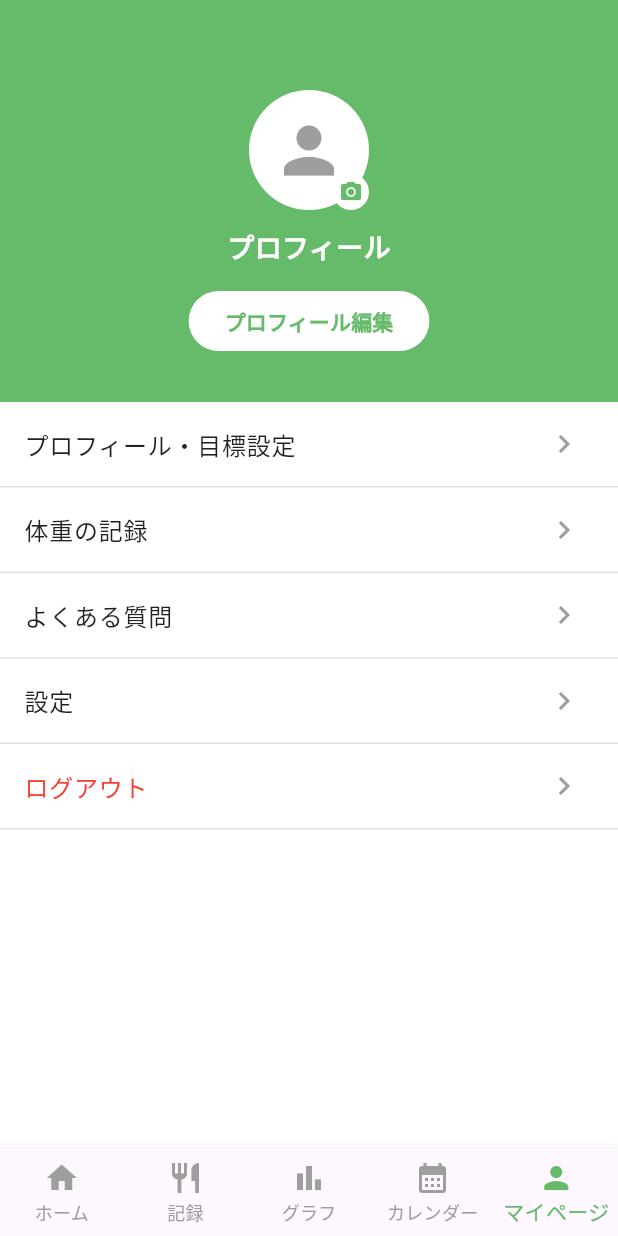
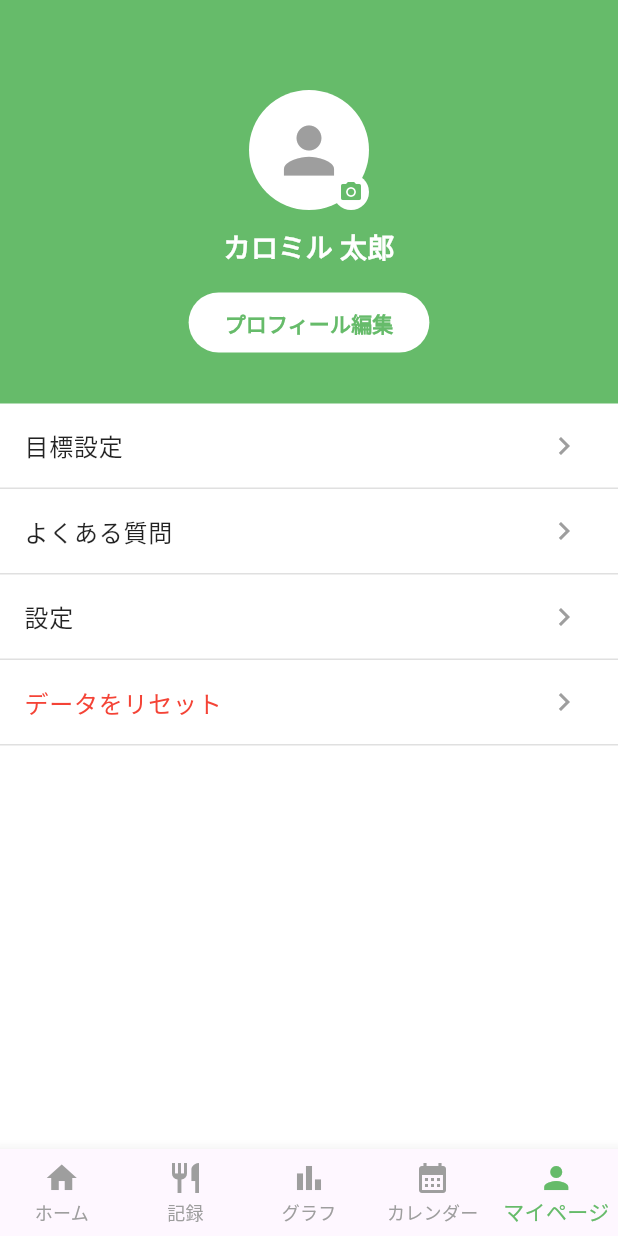
Before and after one commit to otya-0824/1600man, a Flutter app: the screen it shows after launch, item 5 of the bottom bar chosen, on a phone screen of 412 x 824 dp. Run offline on Flutter 3.47's test engine with Material 3 defaults, Android fonts, the phone set to English and light mode, and no system bars; our stand-ins replace cloud_firestore, firebase_auth, firebase_core, shared_preferences; accounts and stored records are empty; network calls fail.

Commit message:
Add files via upload

```diff
--- a/lib/mypage.dart
+++ b/lib/mypage.dart
@@ -1,56 +1,23 @@
 import 'package:flutter/material.dart';
+import 'package:shared_preferences/shared_preferences.dart'; // 保存データの削除に使用
+import 'profile.dart'; // プロフィールページをインポート
+import 'home.dart';
 import 'meal.dart';
 import 'gurahu.dart';
 import 'calendar.dart';
-import 'home.dart';
-import 'profile.dart'; // 上記のProfilePageをインポート
-import 'backend/user_service.dart';   // 【編集箇所】Firebaseへのデータ取得・保存処理を行うUserServiceを追加
 
-// 【編集箇所】ここから22行目まで
 class MypageScreen extends StatefulWidget {
-
-  // 【編集箇所】Firebaseから取得するユーザーIDを受け取る
-  final String? userId;
-
-  const MypageScreen({
-    super.key,
-    this.userId,
-  });
+  const MypageScreen({super.key});
 
   @override
   State<MypageScreen> createState() => _MypageScreenState();
 }
 
 class _MypageScreenState extends State<MypageScreen> {
+  // アイコンを変更できるように状態（State）として保持
   bool _hasCustomImage = false;
 
-  final UserService userService = UserService();  // 【編集箇所】Firebaseのプロフィール情報を扱うUserService
-
-  Map<String, dynamic>? profileData;              // 【編集箇所】Firebaseから取得したプロフィール情報を保存する変数
-
-  // 【編集箇所】ここから51行目まで
-  @override
-  void initState() {
-    super.initState();
-
-    // 【編集箇所】画面を開いたときにFirebaseからプロフィール情報を取得
-    loadProfile();
-  }
-
-  // 【編集箇所】Firebaseからプロフィール情報を取得する処理
-  Future<void> loadProfile() async {
-
-    // 【編集箇所】ユーザーIDがない場合は取得処理を行わない
-    if (widget.userId == null) {
-      return;
-    }
-
-    // 【編集箇所】UserServiceを使ってFirebaseからプロフィールを取得
-    profileData = await userService.getProfile(widget.userId!);
-    if (!mounted) return;
-    setState(() {});
-  }
-
+  // アイコンがタップされたときの処理
   void _changeProfileImage() {
     showDialog(
       context: context,
@@ -79,6 +46,40 @@ class _MypageScreenState extends State<MypageScreen> {
     );
   }
 
+  // ★追加：保存したデータをリセット（削除）する処理
+  void _showResetDialog() {
+    showDialog(
+      context: context,
+      builder: (context) => AlertDialog(
+        title: const Text('データのリセット'),
+        content: const Text('保存された食事記録やMyメニューなどのすべてのデータが削除されます。\n本当にリセットしますか？'),
+        actions: [
+          TextButton(
+            onPressed: () => Navigator.pop(context),
+            child: const Text('キャンセル'),
+          ),
+          TextButton(
+            onPressed: () async {
+              final prefs = await SharedPreferences.getInstance();
+              await prefs.clear(); // 保存している全データをリセット
+
+              if (mounted) {
+                Navigator.pop(context);
+                ScaffoldMessenger.of(context).showSnackBar(
+                  const SnackBar(content: Text('すべてのデータをリセットしました')),
+                );
+              }
+            },
+            child: const Text(
+              'リセット',
+              style: TextStyle(color: Colors.red, fontWeight: FontWeight.bold),
+            ),
+          ),
+        ],
+      ),
+    );
+  }
+
   @override
   Widget build(BuildContext context) {
     const Color primaryGreen = Color(0xFF66BB6A);
@@ -87,6 +88,7 @@ class _MypageScreenState extends State<MypageScreen> {
       backgroundColor: Colors.white,
       body: Column(
         children: [
+          // 1. 上部のプロフィールエリア（緑色の背景）
           Container(
             width: double.infinity,
             padding: const EdgeInsets.only(top: 60.0, bottom: 30.0),
@@ -94,6 +96,7 @@ class _MypageScreenState extends State<MypageScreen> {
             child: Column(
               mainAxisAlignment: MainAxisAlignment.center,
               children: [
+                // プロフィールアイコン
                 GestureDetector(
                   onTap: _changeProfileImage,
                   child: Stack(
@@ -131,22 +134,26 @@ class _MypageScreenState extends State<MypageScreen> {
                   ),
                 ),
                 const SizedBox(height: 12),
-
-                // 【編集箇所】表示をプロフィールに変更
+                // ユーザー名
                 const Text(
-                  'プロフィール',
-                  style: const TextStyle(
+                  'カロミル 太郎',
+                  style: TextStyle(
                     fontSize: 18.0,
                     fontWeight: FontWeight.bold,
                     color: Colors.white,
                   ),
                 ),
                 const SizedBox(height: 12),
+
+                // プロフィール編集ボタン（ProfilePageへ遷移）
                 OutlinedButton(
                   onPressed: () {
-                    Navigator.push(
+                    Navigator.pushAndRemoveUntil(
                       context,
-                      MaterialPageRoute(builder: (_) => const ProfilePage()),
+                      MaterialPageRoute(
+                        builder: (context) => const ProfilePage(),
+                      ),
+                      (route) => false,
                     );
                   },
                   style: OutlinedButton.styleFrom(
@@ -155,7 +162,8 @@ class _MypageScreenState extends State<MypageScreen> {
                     shape: RoundedRectangleBorder(
                       borderRadius: BorderRadius.circular(20.0),
                     ),
-                    padding: const EdgeInsets.symmetric(horizontal: 24, vertical: 8),
+                    padding: const EdgeInsets.symmetric(
+                        horizontal: 24, vertical: 8),
                   ),
                   child: const Text(
                     'プロフィール編集',
@@ -169,29 +177,29 @@ class _MypageScreenState extends State<MypageScreen> {
               ],
             ),
           ),
+
+          // 2. メニューリスト
           Expanded(
             child: ListView(
               children: [
+                const _MenuItem(title: '目標設定'),
+                const _MenuItem(title: 'よくある質問'),
+                const _MenuItem(title: '設定'),
+                // ★追加：データリセット用項目
                 _MenuItem(
-                  title: 'プロフィール・目標設定',
-                  onTap: () {
-                    Navigator.push(
-                      context,
-                      MaterialPageRoute(builder: (_) => const ProfilePage()),
-                    );
-                  },
+                  title: 'データをリセット',
+                  isDestructive: true,
+                  onTap: _showResetDialog,
                 ),
-                _MenuItem(title: '体重の記録', onTap: () {}),
-                _MenuItem(title: 'よくある質問', onTap: () {}),
-                _MenuItem(title: '設定', onTap: () {}),
-                _MenuItem(title: 'ログアウト', isLogout: true, onTap: () {}),
               ],
             ),
           ),
         ],
       ),
+
+      // ボトムナビゲーションバー
       bottomNavigationBar: BottomNavigationBar(
-        currentIndex: 4,
+        currentIndex: 4, // マイページをアクティブ表示
         type: BottomNavigationBarType.fixed,
         selectedItemColor: primaryGreen,
         unselectedItemColor: Colors.grey,
@@ -201,7 +209,7 @@ class _MypageScreenState extends State<MypageScreen> {
             case 0:
               Navigator.pushReplacement(
                 context,
-                MaterialPageRoute(builder: (_) => HomePage()),
+                MaterialPageRoute(builder: (_) => HomePage()), // const を削除
               );
               break;
             case 1:
@@ -228,7 +236,8 @@ class _MypageScreenState extends State<MypageScreen> {
           BottomNavigationBarItem(icon: Icon(Icons.home), label: 'ホーム'),
           BottomNavigationBarItem(icon: Icon(Icons.restaurant), label: '記録'),
           BottomNavigationBarItem(icon: Icon(Icons.bar_chart), label: 'グラフ'),
-          BottomNavigationBarItem(icon: Icon(Icons.calendar_month), label: 'カレンダー'),
+          BottomNavigationBarItem(
+              icon: Icon(Icons.calendar_month), label: 'カレンダー'),
           BottomNavigationBarItem(icon: Icon(Icons.person), label: 'マイページ'),
         ],
       ),
@@ -236,15 +245,16 @@ class _MypageScreenState extends State<MypageScreen> {
   }
 }
 
+// メニューの各項目を作る部品（タップイベント・赤文字表示に対応）
 class _MenuItem extends StatelessWidget {
   final String title;
-  final bool isLogout;
-  final VoidCallback onTap;
+  final VoidCallback? onTap;
+  final bool isDestructive;
 
   const _MenuItem({
     required this.title,
-    required this.onTap,
-    this.isLogout = false,
+    this.onTap,
+    this.isDestructive = false,
   });
 
   @override
@@ -257,7 +267,7 @@ class _MenuItem extends StatelessWidget {
             style: TextStyle(
               fontSize: 16.0,
               fontWeight: FontWeight.w500,
-              color: isLogout ? Colors.red : Colors.black87,
+              color: isDestructive ? Colors.red : Colors.black87,
             ),
           ),
           trailing: const Icon(
```
